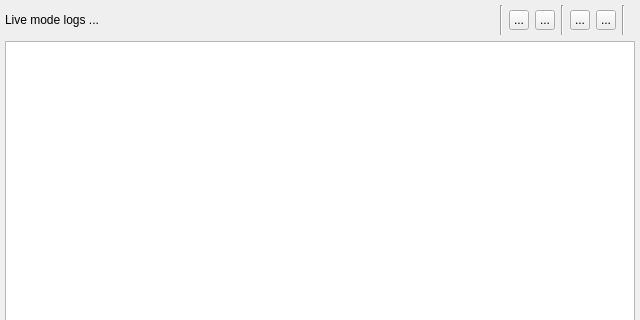
This is sources/lusan/view/log/ui/LogViewer.ui in aregtech/areg-sdk-tools as Qt 5 draws it before an edit; both pictures show x 0 to 640 and y 0 to 320 of the 640 by 628 pixel window. The edited form follows.
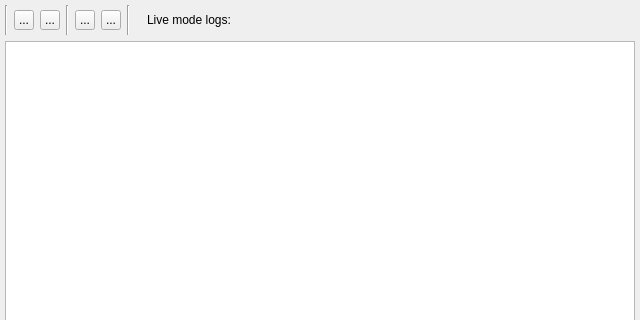
This is the edited form. Icons and pictures are not drawn.

What changed in the file:
```diff
--- a/sources/lusan/view/log/ui/LogViewer.ui
+++ b/sources/lusan/view/log/ui/LogViewer.ui
@@ -82,19 +82,6 @@
          <property name="bottomMargin">
           <number>0</number>
          </property>
-         <item>
-          <widget class="QLabel" name="label">
-           <property name="sizePolicy">
-            <sizepolicy hsizetype="Expanding" vsizetype="Minimum">
-             <horstretch>0</horstretch>
-             <verstretch>0</verstretch>
-            </sizepolicy>
-           </property>
-           <property name="text">
-            <string>Live mode logs ...</string>
-           </property>
-          </widget>
-         </item>
          <item>
           <widget class="QWidget" name="widget_3" native="true">
            <property name="sizePolicy">
@@ -240,6 +227,19 @@
            </layout>
           </widget>
          </item>
+         <item>
+          <widget class="QLabel" name="lableTitle">
+           <property name="sizePolicy">
+            <sizepolicy hsizetype="Expanding" vsizetype="Minimum">
+             <horstretch>0</horstretch>
+             <verstretch>0</verstretch>
+            </sizepolicy>
+           </property>
+           <property name="text">
+            <string>Live mode logs:</string>
+           </property>
+          </widget>
+         </item>
         </layout>
        </widget>
       </widget>
```
Lines whose indentation alone changed are shown as unchanged.
